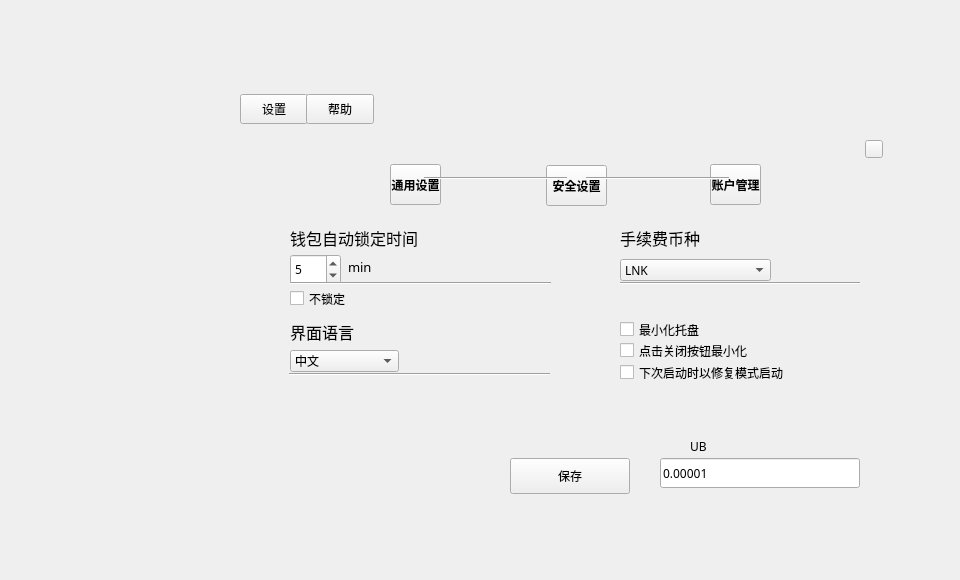
The window that setdialog.ui (HcashOrg/hx-indicator) describes before a commit, drawn with Qt 5.
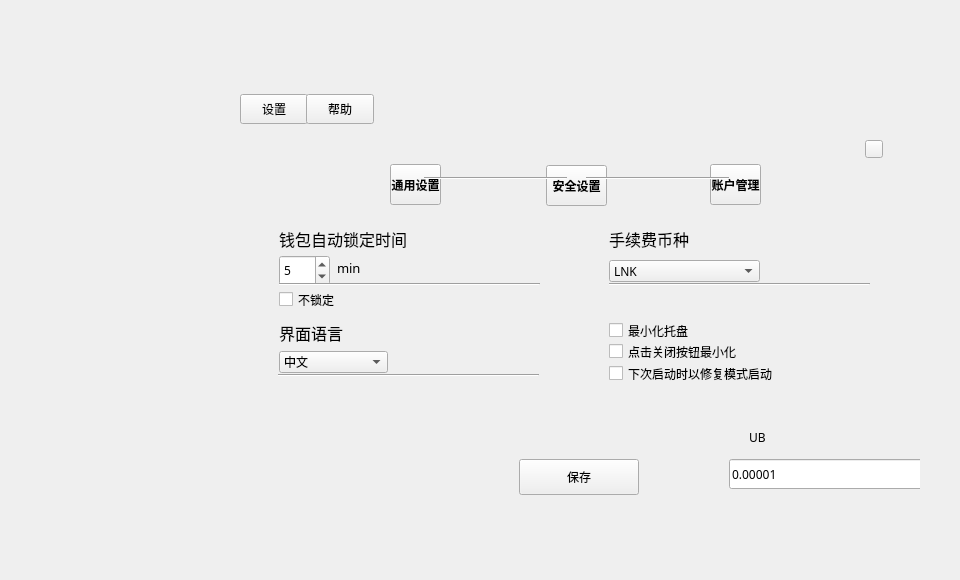
The same window after the commit. The open tabs and pages were chosen to show the change.

```diff
--- a/setdialog.ui
+++ b/setdialog.ui
@@ -115,10 +115,10 @@
       <widget class="QStackedWidget" name="stackedWidget">
        <property name="geometry">
         <rect>
-         <x>20</x>
-         <y>84</y>
-         <width>600</width>
-         <height>320</height>
+         <x>-1</x>
+         <y>85</y>
+         <width>681</width>
+         <height>321</height>
         </rect>
        </property>
        <property name="styleSheet">
@@ -131,7 +131,7 @@
         <widget class="QToolButton" name="saveBtn">
          <property name="geometry">
           <rect>
-           <x>250</x>
+           <x>280</x>
            <y>250</y>
            <width>120</width>
            <height>36</height>
@@ -158,7 +158,7 @@
         <widget class="QLabel" name="label_2">
          <property name="geometry">
           <rect>
-           <x>30</x>
+           <x>40</x>
            <y>14</y>
            <width>131</width>
            <height>31</height>
@@ -180,7 +180,7 @@
         <widget class="QComboBox" name="languageComboBox">
          <property name="geometry">
           <rect>
-           <x>30</x>
+           <x>40</x>
            <y>142</y>
            <width>109</width>
            <height>22</height>
@@ -211,7 +211,7 @@
         <widget class="QCheckBox" name="nolockCheckBox">
          <property name="geometry">
           <rect>
-           <x>30</x>
+           <x>40</x>
            <y>80</y>
            <width>101</width>
            <height>21</height>
@@ -236,7 +236,7 @@
         <widget class="QSpinBox" name="lockTimeSpinBox">
          <property name="geometry">
           <rect>
-           <x>30</x>
+           <x>40</x>
            <y>46</y>
            <width>51</width>
            <height>31</height>
@@ -269,7 +269,7 @@
         <widget class="QLabel" name="label_6">
          <property name="geometry">
           <rect>
-           <x>30</x>
+           <x>40</x>
            <y>114</y>
            <width>101</width>
            <height>20</height>
@@ -291,7 +291,7 @@
         <widget class="QLabel" name="label_3">
          <property name="geometry">
           <rect>
-           <x>88</x>
+           <x>98</x>
            <y>51</y>
            <width>31</width>
            <height>16</height>
@@ -310,7 +310,7 @@
         <widget class="QCheckBox" name="minimizeCheckBox">
          <property name="geometry">
           <rect>
-           <x>360</x>
+           <x>370</x>
            <y>111</y>
            <width>171</width>
            <height>21</height>
@@ -335,7 +335,7 @@
         <widget class="QCheckBox" name="closeCheckBox">
          <property name="geometry">
           <rect>
-           <x>360</x>
+           <x>370</x>
            <y>132</y>
            <width>211</width>
            <height>21</height>
@@ -360,7 +360,7 @@
         <widget class="QCheckBox" name="resyncCheckBox">
          <property name="geometry">
           <rect>
-           <x>360</x>
+           <x>370</x>
            <y>154</y>
            <width>211</width>
            <height>21</height>
@@ -385,7 +385,7 @@
         <widget class="QLabel" name="label_4">
          <property name="geometry">
           <rect>
-           <x>360</x>
+           <x>370</x>
            <y>14</y>
            <width>131</width>
            <height>31</height>
@@ -407,8 +407,8 @@
         <widget class="QLabel" name="unitLabel2">
          <property name="geometry">
           <rect>
-           <x>430</x>
-           <y>230</y>
+           <x>510</x>
+           <y>220</y>
            <width>150</width>
            <height>16</height>
           </rect>
@@ -428,7 +428,7 @@
         <widget class="QLineEdit" name="feeLineEdit">
          <property name="geometry">
           <rect>
-           <x>400</x>
+           <x>490</x>
            <y>250</y>
            <width>200</width>
            <height>30</height>
@@ -453,7 +453,7 @@
         <widget class="Line" name="line_3">
          <property name="geometry">
           <rect>
-           <x>30</x>
+           <x>40</x>
            <y>67</y>
            <width>261</width>
            <height>16</height>
@@ -466,7 +466,7 @@
         <widget class="Line" name="line_4">
          <property name="geometry">
           <rect>
-           <x>29</x>
+           <x>39</x>
            <y>158</y>
            <width>261</width>
            <height>16</height>
@@ -479,7 +479,7 @@
         <widget class="QComboBox" name="comboBox_fee">
          <property name="geometry">
           <rect>
-           <x>360</x>
+           <x>370</x>
            <y>51</y>
            <width>151</width>
            <height>22</height>
@@ -504,7 +504,7 @@
         <widget class="Line" name="line_5">
          <property name="geometry">
           <rect>
-           <x>360</x>
+           <x>370</x>
            <y>67</y>
            <width>261</width>
            <height>16</height>
```
Left out of the diff: 22 changed lines with no effect on the pictures.
